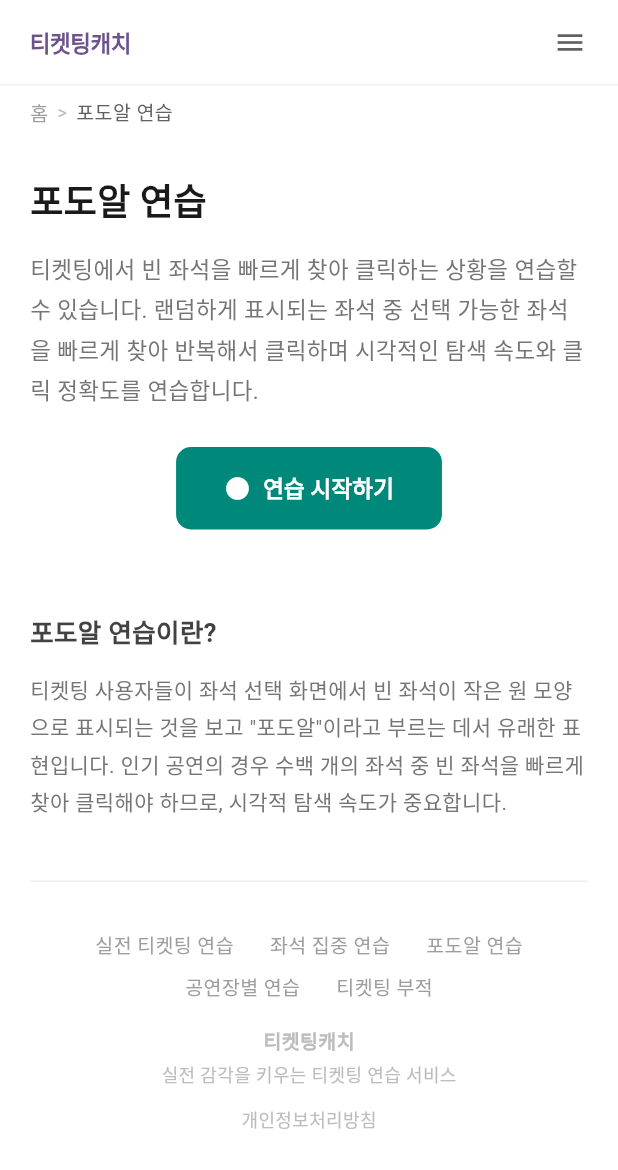
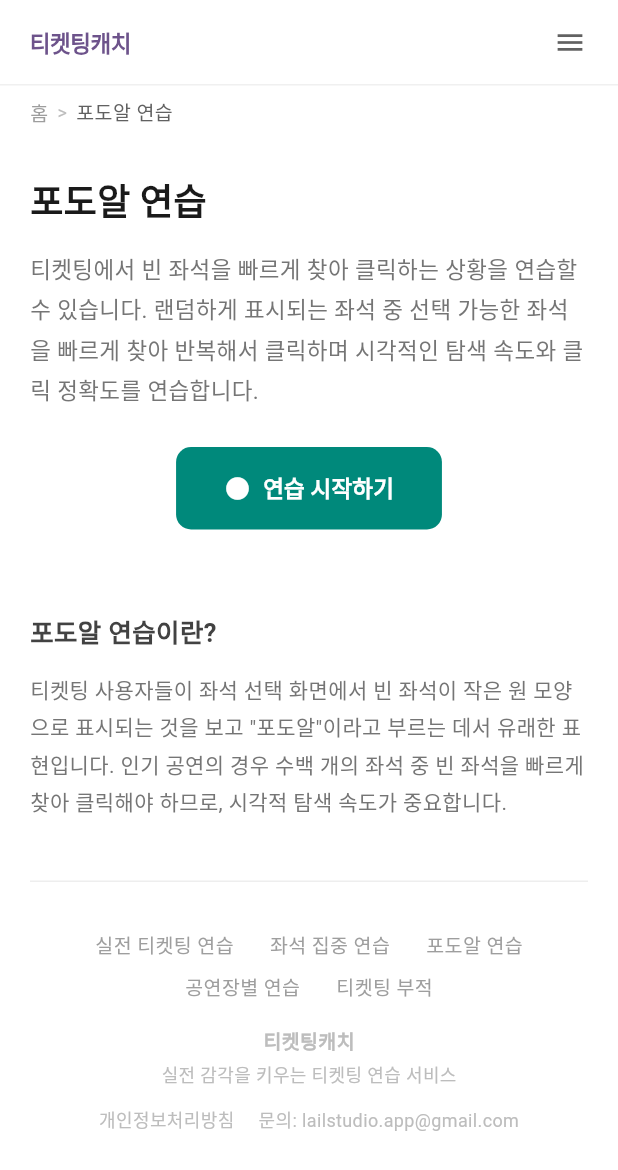
Before and after one commit to lailstudio/ticketing-catch, a Flutter app: the GrapePracticeLandingScreen screen opened by its route, on a phone screen of 412 x 824 dp. Shown: the top 1170 px of the screen. Run offline on Flutter 3.47's test engine with Material 3 defaults, Android fonts, the phone set to English and light mode, and no system bars; missing offline and left inert: dart:html.

Commit message:
푸터에 운영 문의 이메일 추가
- 개인정보처리방침 옆에 "문의: lailstudio.app@gmail.com" 표시
- mailto 링크로 메일 앱 연동
- Wrap으로 PC/모바일 반응형 배치

```diff
--- a/lib/widgets/seo_footer.dart
+++ b/lib/widgets/seo_footer.dart
@@ -53,9 +53,20 @@ class SeoFooter extends StatelessWidget {
                     style: TextStyle(fontSize: 12, color: Colors.grey[400]),
                   ),
                   const SizedBox(height: 12),
-                  const _ExternalFooterLink(
-                    label: '개인정보처리방침',
-                    url: 'https://lailstudio.github.io/privacy.html',
+                  Wrap(
+                    spacing: 16,
+                    runSpacing: 8,
+                    alignment: WrapAlignment.center,
+                    children: const [
+                      _ExternalFooterLink(
+                        label: '개인정보처리방침',
+                        url: 'https://lailstudio.github.io/privacy.html',
+                      ),
+                      _ExternalFooterLink(
+                        label: '문의: lailstudio.app@gmail.com',
+                        url: 'mailto:lailstudio.app@gmail.com',
+                      ),
+                    ],
                   ),
                 ],
               ),
```
